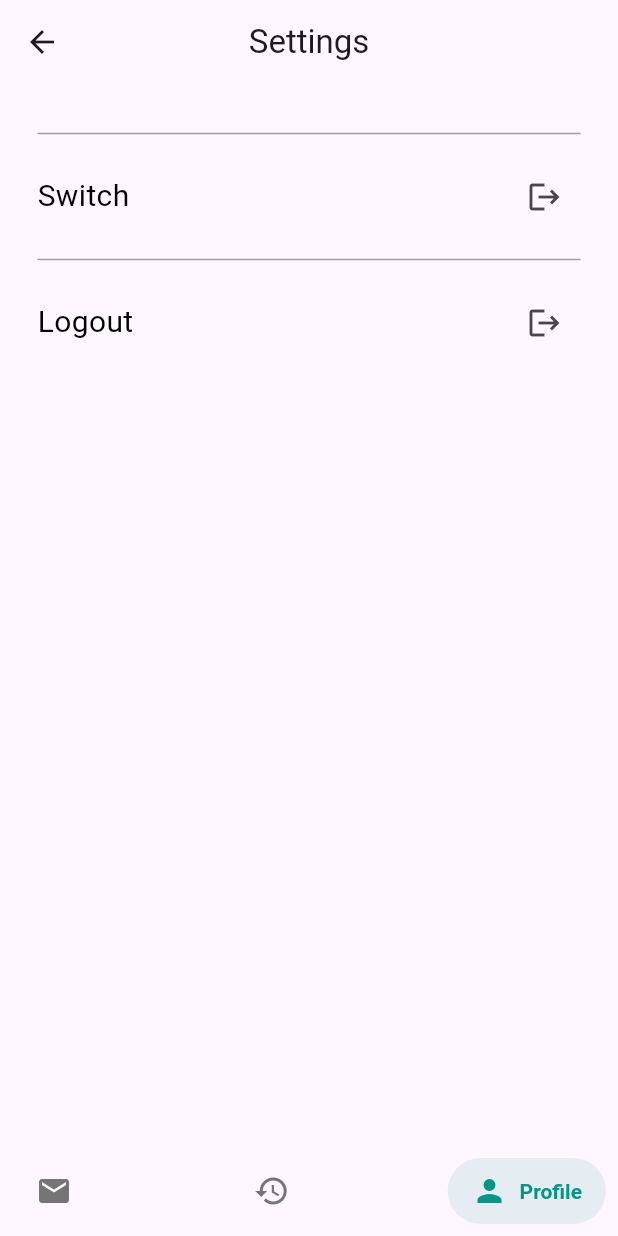
After one commit to Christian-Tiovanto/FE-FlutterProject, a Flutter app: the SettingWidget screen opened directly, item 2 of the bottom bar chosen, after a tap on the "arrow back" icon, on a phone screen of 412 x 824 dp. The commit adds this screen. Run offline on Flutter 3.47's test engine with Material 3 defaults, Android fonts, the phone set to English and light mode, and no system bars; drawn by our look-alikes of salomon_bottom_bar.

Commit message:
feat: add settings page

```diff
--- a/project/lib/jerrywijaya/profile.dart
+++ b/project/lib/jerrywijaya/profile.dart
@@ -1,7 +1,7 @@
 import 'package:flutter/material.dart';
-import 'package:project/hadron/loginpage.dart';
 import 'package:project/homeandhistory/history_page.dart';
 import 'package:project/homeandhistory/home_page.dart';
+import 'package:project/jerrywijaya/setting.dart';
 import 'package:salomon_bottom_bar/salomon_bottom_bar.dart';
 
 class ProfilePageWidget extends StatefulWidget {
@@ -27,13 +27,11 @@ class _ProfilePageWidgetState extends State<ProfilePageWidget> {
         ),
         actions: [
           IconButton(
-            icon: Icon(Icons.logout),
+            icon: Icon(Icons.settings),
             onPressed: () {
-              Navigator.pushAndRemoveUntil(
+              Navigator.push(
                 context,
-                MaterialPageRoute(builder: (context) => LoginPage()),
-                (route) =>
-                    false, // fungsi ini mengembalikan false untuk menghapus semua route lainnya dari stack
+                MaterialPageRoute(builder: (context) => SettingWidget()),
               );
             },
           ),
--- /dev/null
+++ b/project/lib/jerrywijaya/setting.dart
@@ -0,0 +1,141 @@
+import 'package:flutter/material.dart';
+import 'package:project/hadron/loginpage.dart';
+import 'package:project/homeandhistory/history_page.dart';
+import 'package:project/homeandhistory/home_page.dart';
+import 'package:salomon_bottom_bar/salomon_bottom_bar.dart';
+
+class SettingWidget extends StatefulWidget {
+  const SettingWidget({Key? key}) : super(key: key);
+
+  @override
+  State<SettingWidget> createState() => _SettingWidgetState();
+}
+
+class _SettingWidgetState extends State<SettingWidget> {
+  int _selectedIndex = 2;
+  @override
+  Widget build(BuildContext context) {
+    return Scaffold(
+      appBar: AppBar(
+        title: Text('Settings'),
+        centerTitle: true,
+        leading: IconButton(
+          icon: Icon(Icons.arrow_back),
+          onPressed: () {
+            Navigator.of(context).pop();
+          },
+        ),
+      ),
+      body: Column(
+        crossAxisAlignment: CrossAxisAlignment.start,
+        children: [
+          Padding(
+            padding: const EdgeInsets.all(25.0),
+            child: Column(
+              crossAxisAlignment: CrossAxisAlignment.start,
+              children: [
+                Divider(
+                  color: Colors.grey,
+                  thickness: 1,
+                ),
+                SizedBox(height: 10),
+                Row(
+                  mainAxisAlignment: MainAxisAlignment.spaceBetween,
+                  children: [
+                    Text(
+                      'Switch',
+                      style: TextStyle(fontSize: 20, color: Colors.black),
+                    ),
+                    IconButton(
+                      icon: Icon(Icons.logout),
+                      onPressed: () {
+                        Navigator.pushAndRemoveUntil(
+                          context,
+                          MaterialPageRoute(builder: (context) => LoginPage()),
+                          (route) =>
+                              false, // fungsi ini mengembalikan false untuk menghapus semua route lainnya dari stack
+                        );
+                      },
+                    ),
+                  ],
+                ),
+                SizedBox(height: 10),
+                Divider(
+                  color: Colors.grey,
+                  thickness: 1,
+                ),
+                SizedBox(height: 10),
+                Row(
+                  mainAxisAlignment: MainAxisAlignment.spaceBetween,
+                  children: [
+                    Text(
+                      'Logout',
+                      style: TextStyle(fontSize: 20, color: Colors.black),
+                    ),
+                    IconButton(
+                      icon: Icon(Icons.logout),
+                      onPressed: () {
+                        Navigator.pushAndRemoveUntil(
+                          context,
+                          MaterialPageRoute(builder: (context) => LoginPage()),
+                          (route) =>
+                              false, // fungsi ini mengembalikan false untuk menghapus semua route lainnya dari stack
+                        );
+                      },
+                    ),
+                  ],
+                ),
+              ],
+            ),
+          ),
+          Spacer(),
+        ],
+      ),
+      bottomNavigationBar: SalomonBottomBar(
+        currentIndex: _selectedIndex,
+        selectedItemColor: const Color(0xff6200ee),
+        unselectedItemColor: const Color(0xff757575),
+        onTap: (index) {
+          if (index == 0) {
+// mai page
+            Navigator.push(
+              context,
+              MaterialPageRoute(builder: (context) => HomePage()),
+            );
+          } else if (index == 1) {
+            //historypage
+            Navigator.push(
+              context,
+              MaterialPageRoute(builder: (context) => HistoryPage()),
+            );
+          } else if (index == 2) {
+// profile page
+          }
+        },
+        items: [
+          _navBarItems[0], // History
+          _navBarItems[1], // Mail
+          _navBarItems[2], // Profile
+        ],
+      ),
+    );
+  }
+}
+
+final _navBarItems = [
+  SalomonBottomBarItem(
+    icon: const Icon(Icons.mail),
+    title: const Text("Mail"),
+    selectedColor: Colors.red,
+  ),
+  SalomonBottomBarItem(
+    icon: const Icon(Icons.history),
+    title: const Text("History"),
+    selectedColor: Colors.blue,
+  ),
+  SalomonBottomBarItem(
+    icon: const Icon(Icons.person),
+    title: const Text("Profile"),
+    selectedColor: Colors.teal,
+  ),
+];
```
